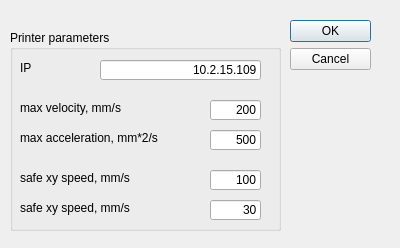
This is UIs/printer_parameters_dialog.ui in IlyaVatnik/WIMcontrol as Qt 5 draws it before an edit. The edited form follows.
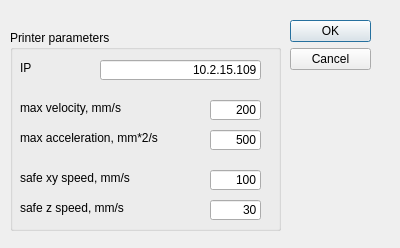
This is the edited form.

What changed in the file:
```diff
--- a/UIs/printer_parameters_dialog.ui
+++ b/UIs/printer_parameters_dialog.ui
@@ -196,7 +196,7 @@
      </rect>
     </property>
     <property name="text">
-     <string>safe xy speed, mm/s</string>
+     <string>safe z speed, mm/s</string>
     </property>
    </widget>
    <zorder>label_36</zorder>
```
